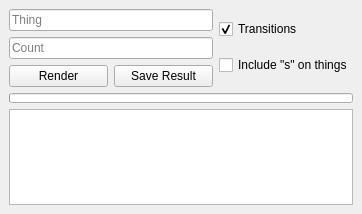
The window that mainwindow.ui (MrSuspicious0/bumblefuck) describes before a commit, drawn with Qt 5.
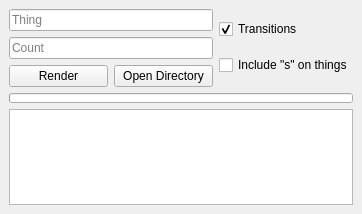
The same window after the commit. Icons and pictures are not drawn.

The edit to the form file:
```diff
--- a/mainwindow.ui
+++ b/mainwindow.ui
@@ -82,7 +82,7 @@
             <item>
              <widget class="QPushButton" name="btnSave">
               <property name="text">
-               <string>Save Result</string>
+               <string>Open Directory</string>
               </property>
              </widget>
             </item>
```
Left out of the diff: 2 changed lines with no effect on the pictures.
